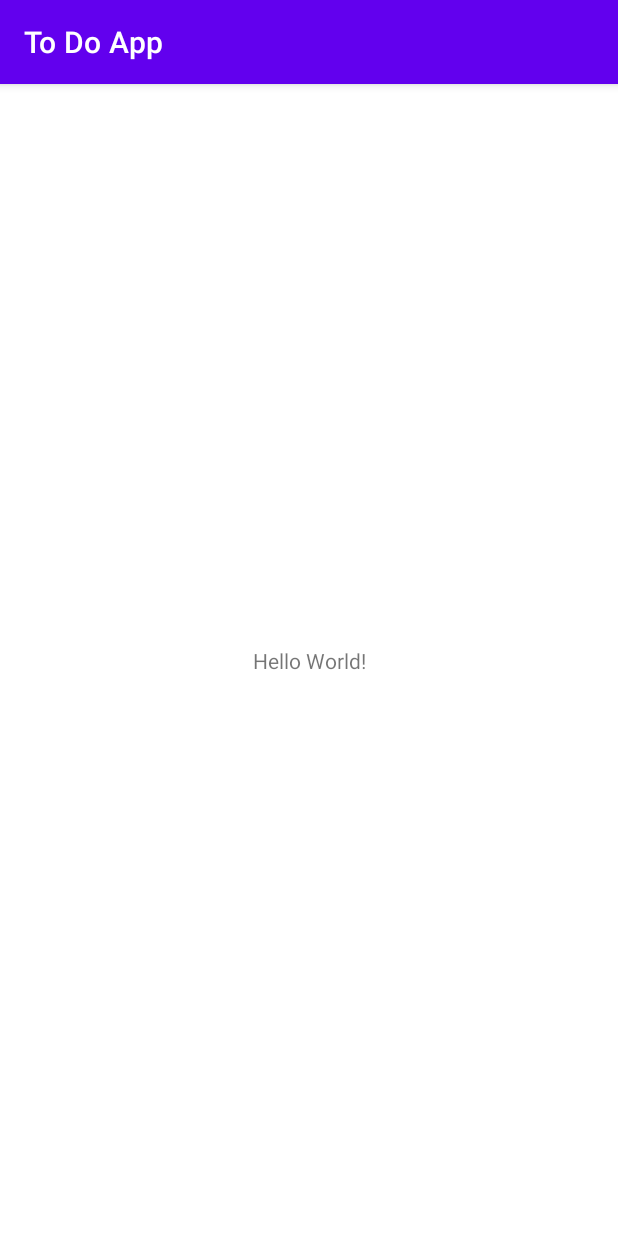
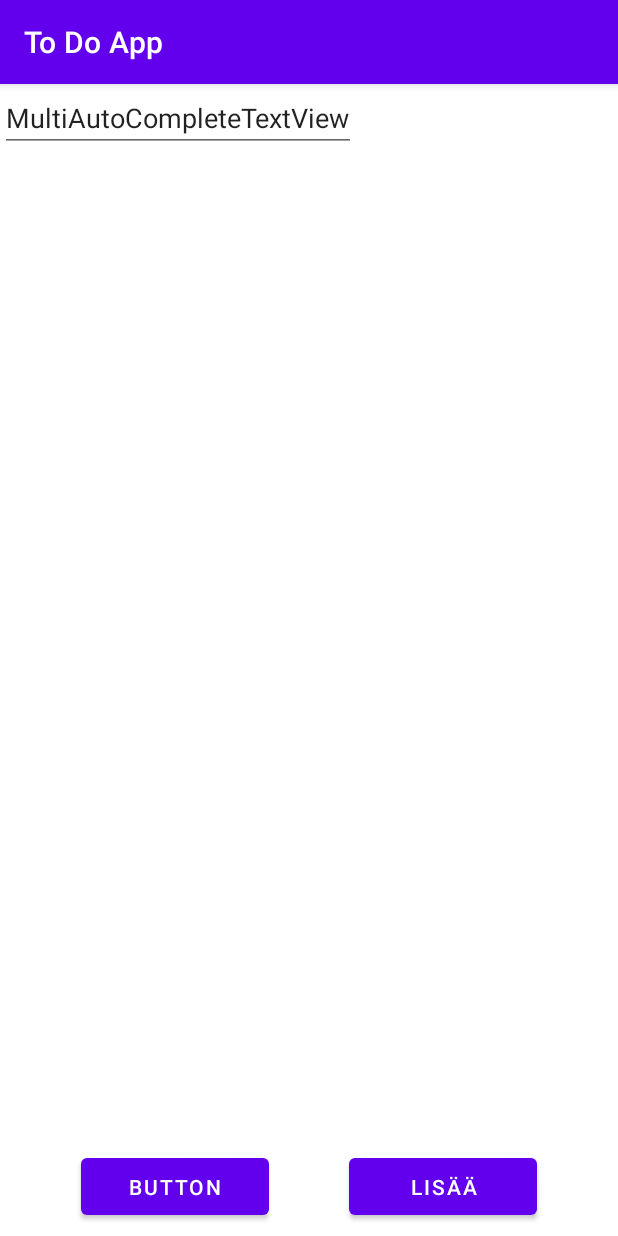
Before and after one commit to TomiLakkakorpi/SummerProject2023, an Android app: the screen it shows after launch (MainActivity), on a phone screen of 412 x 824 dp. Run offline under Robolectric (Android 15) with nearby library versions, the light colour scheme and no system bars.

Commit message:
Added "add task screen"
Begun working on first version for "add task screen"

```diff
--- a/app/src/main/res/layout/activity_main.xml
+++ b/app/src/main/res/layout/activity_main.xml
@@ -6,13 +6,45 @@
     android:layout_height="match_parent"
     tools:context=".MainActivity">
 
-    <TextView
-        android:layout_width="wrap_content"
-        android:layout_height="wrap_content"
-        android:text="Hello World!"
+    <Button
+        android:id="@+id/buttonAddTask"
+        android:layout_width="125dp"
+        android:layout_height="50dp"
+        android:layout_marginTop="10dp"
+        android:text="Lisää"
+        app:layout_constraintBottom_toBottomOf="parent"
+        app:layout_constraintEnd_toEndOf="parent"
+        app:layout_constraintStart_toEndOf="@+id/buttonDeleteCompletedTasks"
+        app:layout_constraintTop_toBottomOf="@+id/recyclerView" />
+
+    <androidx.recyclerview.widget.RecyclerView
+        android:id="@+id/recyclerView"
+        android:layout_width="412dp"
+        android:layout_height="674dp"
+        android:layout_marginBottom="60dp"
         app:layout_constraintBottom_toBottomOf="parent"
         app:layout_constraintEnd_toEndOf="parent"
         app:layout_constraintStart_toStartOf="parent"
         app:layout_constraintTop_toTopOf="parent" />
 
+    <Button
+        android:id="@+id/buttonDeleteCompletedTasks"
+        android:layout_width="125dp"
+        android:layout_height="50dp"
+        android:layout_marginTop="10dp"
+        android:text="Button"
+        app:layout_constraintBottom_toBottomOf="parent"
+        app:layout_constraintEnd_toStartOf="@+id/buttonAddTask"
+        app:layout_constraintStart_toStartOf="parent"
+        app:layout_constraintTop_toBottomOf="@+id/recyclerView"
+        tools:text="Poista" />
+
+    <MultiAutoCompleteTextView
+        android:id="@+id/multiAutoCompleteTextView2"
+        android:layout_width="wrap_content"
+        android:layout_height="wrap_content"
+        android:text="MultiAutoCompleteTextView"
+        tools:layout_editor_absoluteX="48dp"
+        tools:layout_editor_absoluteY="318dp" />
+
 </androidx.constraintlayout.widget.ConstraintLayout>
```
Also changed, not shown: app/src/main/res/layout/add_task.xml (added, +171 -0 lines), app/src/main/res/values/strings.xml (+8 -0 lines), 1 other file.
